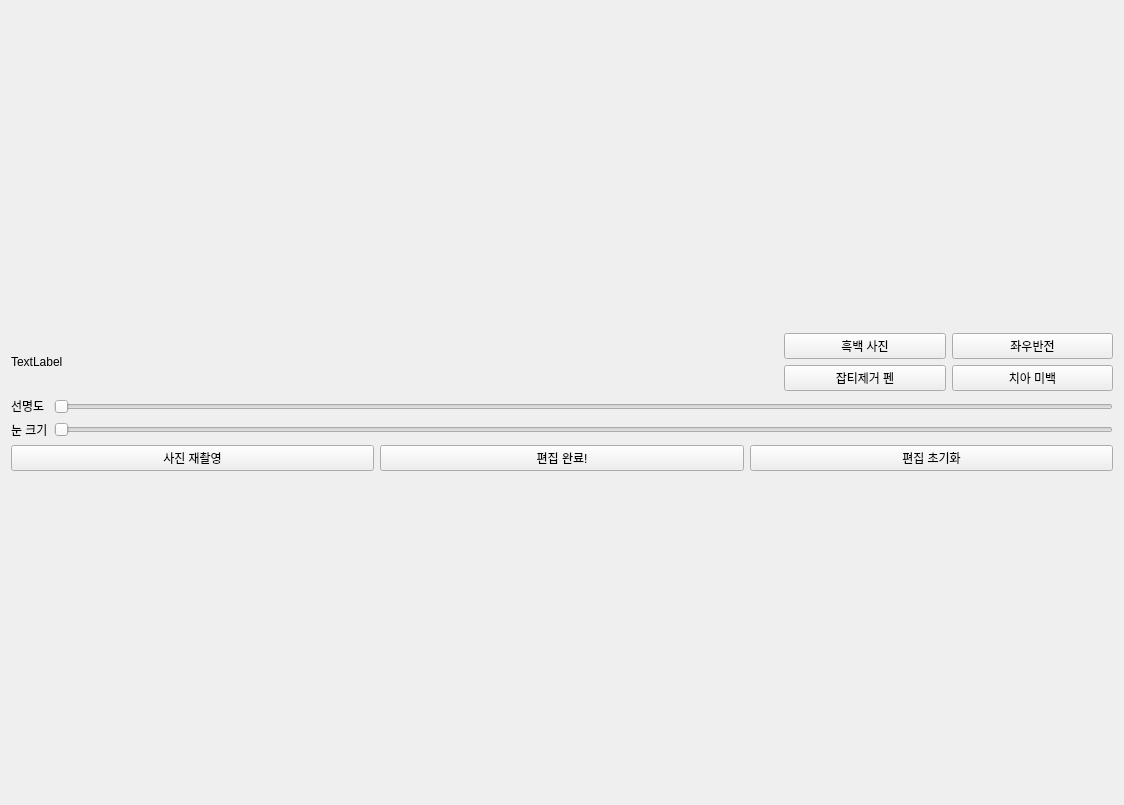
Before: the Qt Designer form Qt/Simple-Smart-ID-Photo-Maker_Qt/photoeditpage.ui in jeong7231/Intel7_simple_id_photo_maker, drawn with Qt 5.
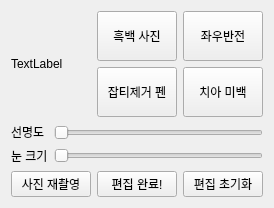
After: the same form once the commit is applied. Custom widgets are drawn as their Qt base class.

```diff
--- a/Qt/Simple-Smart-ID-Photo-Maker_Qt/photoeditpage.ui
+++ b/Qt/Simple-Smart-ID-Photo-Maker_Qt/photoeditpage.ui
@@ -6,8 +6,8 @@
    <rect>
     <x>0</x>
     <y>0</y>
-    <width>1124</width>
-    <height>805</height>
+    <width>100</width>
+    <height>100</height>
    </rect>
   </property>
   <property name="windowTitle">
@@ -31,6 +31,18 @@
           <layout class="QHBoxLayout" name="horizontalLayout_5">
            <item>
             <widget class="QPushButton" name="BW_Button">
+             <property name="sizePolicy">
+              <sizepolicy hsizetype="Minimum" vsizetype="Expanding">
+               <horstretch>0</horstretch>
+               <verstretch>0</verstretch>
+              </sizepolicy>
+             </property>
+             <property name="minimumSize">
+              <size>
+               <width>0</width>
+               <height>50</height>
+              </size>
+             </property>
              <property name="text">
               <string>흑백 사진</string>
              </property>
@@ -41,6 +53,18 @@
            </item>
            <item>
             <widget class="QPushButton" name="horizontal_flip_button">
+             <property name="sizePolicy">
+              <sizepolicy hsizetype="Minimum" vsizetype="Expanding">
+               <horstretch>0</horstretch>
+               <verstretch>0</verstretch>
+              </sizepolicy>
+             </property>
+             <property name="minimumSize">
+              <size>
+               <width>0</width>
+               <height>50</height>
+              </size>
+             </property>
              <property name="text">
               <string>좌우반전</string>
              </property>
@@ -52,6 +76,18 @@
           <layout class="QHBoxLayout" name="horizontalLayout_4">
            <item>
             <widget class="QPushButton" name="spot_remove_pen">
+             <property name="sizePolicy">
+              <sizepolicy hsizetype="Minimum" vsizetype="Expanding">
+               <horstretch>0</horstretch>
+               <verstretch>0</verstretch>
+              </sizepolicy>
+             </property>
+             <property name="minimumSize">
+              <size>
+               <width>0</width>
+               <height>50</height>
+              </size>
+             </property>
              <property name="text">
               <string>잡티제거 펜</string>
              </property>
@@ -62,6 +98,18 @@
            </item>
            <item>
             <widget class="QPushButton" name="teeth_whiten_4_button">
+             <property name="sizePolicy">
+              <sizepolicy hsizetype="Minimum" vsizetype="Expanding">
+               <horstretch>0</horstretch>
+               <verstretch>0</verstretch>
+              </sizepolicy>
+             </property>
+             <property name="minimumSize">
+              <size>
+               <width>0</width>
+               <height>50</height>
+              </size>
+             </property>
              <property name="text">
               <string>치아 미백</string>
              </property>
@@ -148,6 +196,13 @@
    </item>
   </layout>
  </widget>
+ <customwidgets>
+  <customwidget>
+   <class>AspectRatioLabel</class>
+   <extends>QLabel</extends>
+   <header>aspectratiolabel.h</header>
+  </customwidget>
+ </customwidgets>
  <resources/>
  <connections/>
 </ui>
```
Left out of the diff: 2 changed lines with no effect on the pictures.
